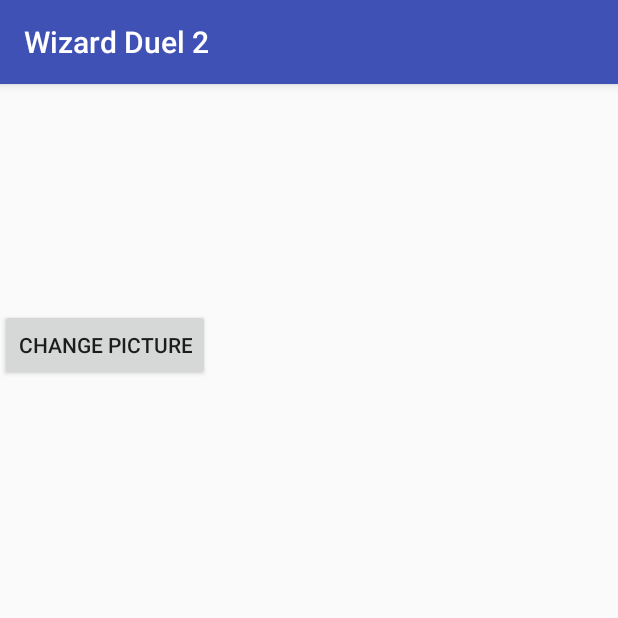
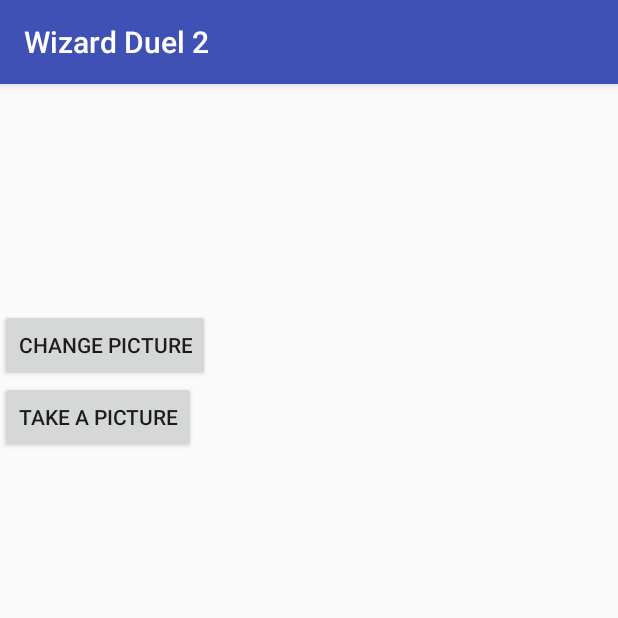
Before and after one commit to crosenblatt/wizard-duel-2-app, an Android app: the ProfileActivity screen opened directly, with no data from a screen before it, on a phone screen of 412 x 824 dp, the top half of it. Run offline under Robolectric (Android 15) with nearby library versions, the phone set to English and light mode, and no system bars; libraries missing offline, so code that uses them is left out: com.github.nkzawa.emitter, com.github.nkzawa.socketio, com.twitter.sdk; 2 statements that could not run were skipped.

Commit message:
added ability to take a picture

```diff
--- a/WizardDuel2/app/src/main/AndroidManifest.xml
+++ b/WizardDuel2/app/src/main/AndroidManifest.xml
@@ -5,6 +5,8 @@
     <uses-permission android:name="android.permission.INTERNET" />
     <uses-permission android:name="android.permission.MANAGE_DOCUMENTS" />
     <uses-permission android:name="android.permission.READ_EXTERNAL_STORAGE" />
+    <uses-feature android:name="android.hardware.camera"    android:required="true" />
+    <uses-permission android:name="android.permission.WRITE_EXTERNAL_STORAGE"  />
 
     <application
         android:allowBackup="true"
--- a/WizardDuel2/app/src/main/res/layout/activity_profile.xml
+++ b/WizardDuel2/app/src/main/res/layout/activity_profile.xml
@@ -22,7 +22,14 @@
             android:id="@+id/change_picture"
             android:layout_below="@+id/profile_picture"
             android:text="@string/change_pic"
-        />
+            />
+
+        <Button
+            android:layout_width="wrap_content"
+            android:layout_height="wrap_content"
+            android:id="@+id/take_picture"
+            android:layout_below="@+id/change_picture"
+            android:text="@string/take_pic"/>
     </RelativeLayout>
 
 </android.support.constraint.ConstraintLayout>
--- a/WizardDuel2/app/src/main/res/values/strings.xml
+++ b/WizardDuel2/app/src/main/res/values/strings.xml
@@ -42,6 +42,7 @@
     <string name="name">USERNAME</string>
     <string name="profile">View Your Profile</string>
     <string name="change_pic">Change Picture</string>
+    <string name="take_pic">Take a Picture</string>
 
     <!--Facebook Strings-->
     <string name="facebook_app_id">554545271706688</string>
```
Also changed, not shown: WizardDuel2/app/src/main/java/com/cs307/crosenblatt/wizardduel2/ProfileActivity.java (+29 -1 lines).
